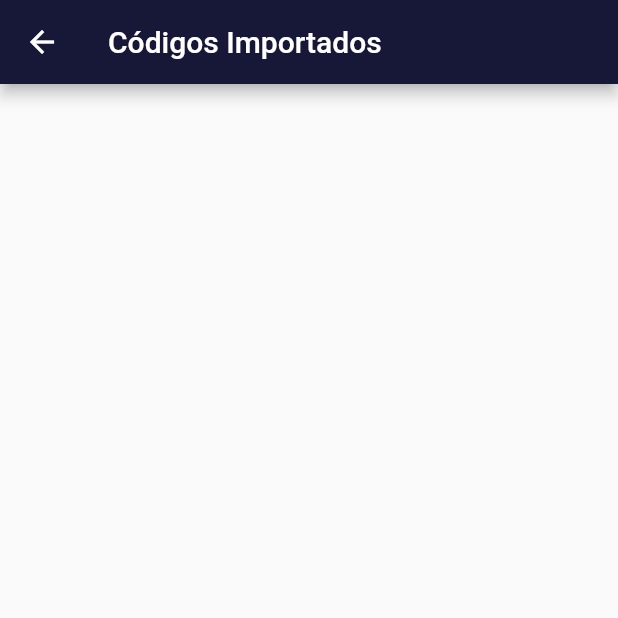
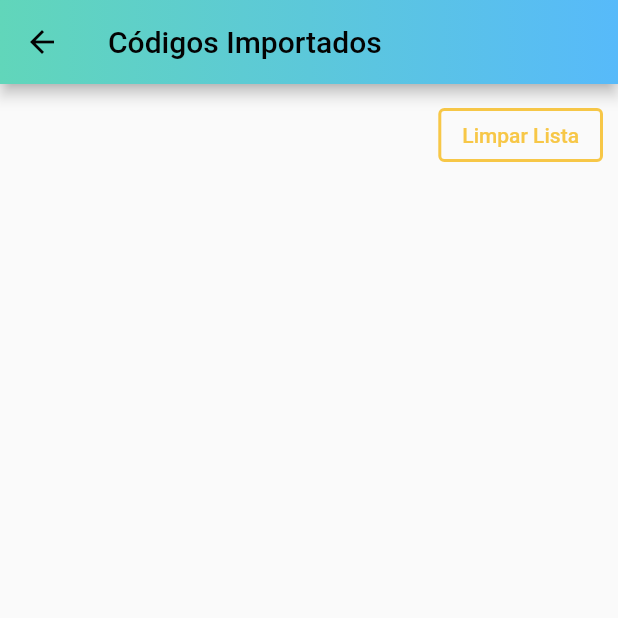
Before and after one commit to VitorPaulo21/ability_scanner, a Flutter app: the AppDrawer screen opened directly, after a tap on "Códigos Importados", on a phone screen of 412 x 824 dp, the top half of it. Run offline on Flutter 3.47's test engine with Material 2 defaults, Android fonts, the light colour scheme and no system bars; our stand-ins replace assets_audio_player, font_awesome_flutter, hive, hive_flutter, share_plus, shared_preferences; missing offline and left inert: flutter_barcode_scanner, qr_code_scanner; accounts and stored records are empty.

Commit message:
Alterado aparencia e funcionalidades do app Adicionados novos metodos no provedor de codigos alterado tratamento para barrar condigos nao presentes na lista adicionado novo dialogo caso nao presente na lista Tela de codigos importados aprimorada Altrerado icone do app e pequenas alteraçoes tecnicas

```diff
--- a/lib/components/app_drawer.dart
+++ b/lib/components/app_drawer.dart
@@ -1,4 +1,3 @@
-
 import 'package:barcode_scanner/components/delete_all_button.dart';
 import 'package:barcode_scanner/providers/produto_provider.dart';
 import 'package:barcode_scanner/providers/settings_provider.dart';
@@ -40,6 +39,16 @@ class _AppDrawerState extends State<AppDrawer> {
     return Drawer(
         child: Scaffold(
       appBar: AppBar(
+        flexibleSpace: Container(
+          decoration: BoxDecoration(
+            gradient: LinearGradient(
+              colors: [
+                Theme.of(context).colorScheme.secondary,
+                Theme.of(context).colorScheme.primary,
+              ],
+            ),
+          ),
+        ),
         title: const Text("Ability Scanner"),
         centerTitle: true,
         leading: IconButton(
@@ -93,7 +102,10 @@ class _AppDrawerState extends State<AppDrawer> {
                               color: Theme.of(context).colorScheme.primary)),
                       leading: const Icon(FontAwesomeIcons.barcode),
                       title: const Text("Códigos Importados"),
-                      trailing: const Icon(Icons.arrow_forward),
+                      trailing: Icon(
+                        Icons.arrow_forward,
+                        color: Theme.of(context).colorScheme.primary,
+                      ),
                       onTap: () {
                         Navigator.of(context).pushNamed(AppRoutes.CODES);
                       },
@@ -184,9 +196,12 @@ class _AppDrawerState extends State<AppDrawer> {
 
           settingsProvider.layoutOrganization = layoutOrganization;
         }, builder: (ctx, candidate, rejected) {
-          return Drager(layoutOrganization[0] == "Codico"
-              ? "Código"
-              : layoutOrganization[0]);
+          return Drager(
+            layoutOrganization[0] == "Codico"
+                ? "Código"
+                : layoutOrganization[0],
+            right: true,
+          );
         }),
         const SizedBox(width: 5),
         Text(settingsProvider.fileSeparator ? "," : ";"),
@@ -199,9 +214,13 @@ class _AppDrawerState extends State<AppDrawer> {
 
           settingsProvider.layoutOrganization = layoutOrganization;
         }, builder: (ctx, candidate, rejected) {
-          return Drager(layoutOrganization[1] == "Codico"
-              ? "Código"
-              : layoutOrganization[1]);
+          return Drager(
+            layoutOrganization[1] == "Codico"
+                ? "Código"
+                : layoutOrganization[1],
+            left: true,
+            right: true,
+          );
         }),
         const SizedBox(width: 5),
         Text(settingsProvider.fileSeparator ? "," : ";"),
@@ -213,9 +232,12 @@ class _AppDrawerState extends State<AppDrawer> {
           layoutOrganization[2] = data;
           settingsProvider.layoutOrganization = layoutOrganization;
         }, builder: (ctx, candidate, rejected) {
-          return Drager(layoutOrganization[2] == "Codico"
-              ? "Código"
-              : layoutOrganization[2]);
+          return Drager(
+            layoutOrganization[2] == "Codico"
+                ? "Código"
+                : layoutOrganization[2],
+            left: true,
+          );
         }),
       ],
     );
@@ -261,6 +283,7 @@ class _AppDrawerState extends State<AppDrawer> {
     return ListTile(
       leading: CupertinoSwitch(
           value: settingsProvider.validityAsk,
+          activeColor: Theme.of(context).colorScheme.primary,
           onChanged: (value) {
             settingsProvider.validityAsk = value;
           }),
@@ -274,6 +297,7 @@ class _AppDrawerState extends State<AppDrawer> {
     return ListTile(
       leading: CupertinoSwitch(
           value: settingsProvider.quantityAsk,
+          activeColor: Theme.of(context).colorScheme.primary,
           onChanged: (value) {
             settingsProvider.quantityAsk = value;
           }),
@@ -300,14 +324,15 @@ class _AppDrawerState extends State<AppDrawer> {
                   launchUrl(Uri.parse("https://www.abilityonline.com.br/links"),
                       mode: LaunchMode.externalApplication);
                 },
-                child: CircleAvatar(
-                  backgroundColor: Theme.of(context).colorScheme.primary,
-                  radius: 29,
+                child: Container(
+                  alignment: Alignment.center,
+                  height: 60,
+                  width: 60,
                   child: Image.asset(
                     "lib/assets/abilityIcon.png",
                     fit: BoxFit.cover,
-                    height: 40,
-                    width: 40,
+                    height: 60,
+                    width: 60,
                   ),
                 ),
               ),
@@ -375,7 +400,7 @@ class _AppDrawerState extends State<AppDrawer> {
         ));
   }
 
-  Widget Drager(String data) {
+  Widget Drager(String data, {bool left = false, bool right = false}) {
     return Container(
       padding: const EdgeInsets.symmetric(horizontal: 3),
       decoration: BoxDecoration(
@@ -406,7 +431,7 @@ class _AppDrawerState extends State<AppDrawer> {
             style: TextStyle(color: Colors.white),
           ),
         ),
-        child: Text(data),
+        child: Text((left ? "< " : "") + data + (right ? " >" : "")),
       ),
     );
   }
--- a/lib/main.dart
+++ b/lib/main.dart
@@ -23,6 +23,12 @@ void main() async {
 
 class MyApp extends StatelessWidget {
   const MyApp({Key? key}) : super(key: key);
+  final AZUL = const Color.fromRGBO(87, 186, 250, 1);
+  final VERDE = const Color.fromRGBO(97, 214, 186, 1);
+  final AMARELO = const Color.fromRGBO(247, 199, 71, 1);
+  final PRETO = const Color.fromRGBO(3, 3, 3, 1);
+  final CINZA_1 = const Color.fromRGBO(99, 99, 99, 1);
+  final CINZA_2 = const Color.fromRGBO(204, 204, 204, 1);
 
   @override
   Widget build(BuildContext context) {
@@ -49,11 +55,12 @@ class MyApp extends StatelessWidget {
         title: 'Ability Scanner',
         theme: ThemeData(
           colorScheme: Theme.of(context).colorScheme.copyWith(
-                primary: const Color.fromRGBO(23, 24, 56, 1),
-                secondary: Colors.amber,
-                onPrimary: Colors.white,
-                onSecondary: const Color.fromRGBO(23, 24, 56, 1),
-              ),
+              primary: AZUL,
+              secondary: VERDE,
+              tertiary: AMARELO,
+              onPrimary: PRETO,
+              onSecondary: CINZA_1,
+              onTertiary: PRETO),
         ),
         debugShowCheckedModeBanner: false,
         routes: {
--- a/lib/models/codigo.dart
+++ b/lib/models/codigo.dart
@@ -6,7 +6,7 @@ import 'package:hive/hive.dart';
 part 'codigo.g.dart';
 
 @HiveType(typeId: 1)
-class Codigo {
+class Codigo extends HiveObject {
   @HiveField(0)
   final String barCode;
 
--- a/lib/screens/codigos_screen.dart
+++ b/lib/screens/codigos_screen.dart
@@ -1,6 +1,8 @@
+import 'package:barcode_scanner/components/dialogs.dart';
 import 'package:barcode_scanner/models/codigo.dart';
 import 'package:barcode_scanner/providers/code_list_provider.dart';
 import 'package:flutter/material.dart';
+import 'package:font_awesome_flutter/font_awesome_flutter.dart';
 import 'package:provider/provider.dart';
 
 class CodigosScreen extends StatelessWidget {
@@ -13,15 +15,72 @@ class CodigosScreen extends StatelessWidget {
     List<Codigo> codigos = codeListProvider.codigos;
     return Scaffold(
       appBar: AppBar(
+        flexibleSpace: Container(
+          decoration: BoxDecoration(
+            gradient: LinearGradient(
+              colors: [
+                Theme.of(context).colorScheme.secondary,
+                Theme.of(context).colorScheme.primary,
+              ],
+            ),
+          ),
+        ),
         title: const Text("Códigos Importados"),
       ),
-      body: ListView.builder(
-        itemCount: codigos.length,
-        itemBuilder: (context, index) {
-          return ListTile(
-            title: Text(codigos[index].barCode),
-          );
-        },
+      body: Column(
+        mainAxisSize: MainAxisSize.max,
+        crossAxisAlignment: CrossAxisAlignment.end,
+        children: [
+          const SizedBox(
+            height: 10,
+          ),
+          Container(
+            padding: const EdgeInsets.symmetric(horizontal: 10),
+            alignment: Alignment.centerRight,
+            child: OutlinedButton(
+              onPressed: () {
+                Dialogs.dialogWithOptions(context, "Alerta",
+                        "Deseja mesmo limpar a lista de códigos importados atual?")
+                    .then((value) {
+                  if (value ?? false) {
+                    codeListProvider.clearAll();
+                  }
+                });
+              },
+              style: OutlinedButton.styleFrom(
+                  foregroundColor: Theme.of(context).colorScheme.tertiary,
+                  side: BorderSide(
+                      color: Theme.of(context).colorScheme.tertiary, width: 2)),
+              child: const Text("Limpar Lista"),
+            ),
+          ),
+          Expanded(
+            child: ListView.builder(
+              itemCount: codigos.length,
+              itemBuilder: (context, index) {
+                return ListTile(
+                    key: UniqueKey(),
+                    title: Text(codigos[index].barCode),
+                    leading: const Icon(FontAwesomeIcons.barcode),
+                    trailing: IconButton(
+                        splashRadius: 20,
+                        onPressed: () {
+                          Dialogs.dialogWithOptions(context, "Alerta",
+                                  "Deseja mesmo remover este item da lista de códigos importados atual?")
+                              .then((value) {
+                            if (value ?? false) {
+                              codeListProvider.clearOne(codigos[index]);
+                            }
+                          });
+                        },
+                        icon: Icon(
+                          Icons.delete_forever_outlined,
+                          color: Colors.red[800],
+                        )));
+              },
+            ),
+          ),
+        ],
       ),
     );
   }
```
Also changed, not shown: lib/providers/code_list_provider.dart (+23 -1 lines), lib/screens/home_screen.dart (+38 -21 lines), lib/assets/abilityIcon.png, lib/assets/abilityIconCutted.png, lib/assets/abilityIconCutted_.png (added), lib/assets/abilityIcon_.png (added), 10 other files.
